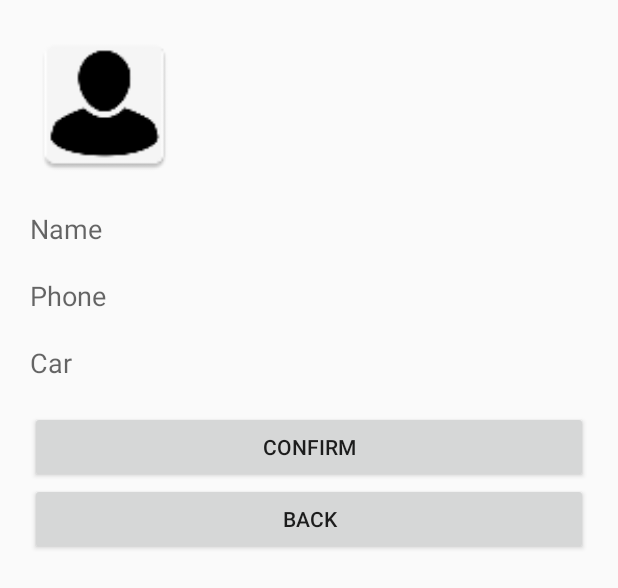
After one commit to margleb/Uber, an Android app: the layout activity_driver_settings.xml on its own in the app's theme, with its tools: preview values and no code run, on a phone screen of 412 x 824 dp. The commit adds this screen. Shown: the top 588 px of the screen. Run offline under Robolectric (Android 15) with nearby library versions, the phone set to English and light mode, and no system bars.

Commit message:
Save & Display Driver Information

```diff
--- a/app/src/main/AndroidManifest.xml
+++ b/app/src/main/AndroidManifest.xml
@@ -16,7 +16,8 @@
         android:roundIcon="@mipmap/ic_launcher_round"
         android:supportsRtl="true"
         android:theme="@style/AppTheme">
-        <activity android:name=".CustomerSettingsActivity"></activity>
+        <activity android:name=".DriverSettingsActivity"></activity>
+        <activity android:name=".CustomerSettingsActivity" />
         <activity android:name=".CustomerMapActivity" />
         <!--
              The API key for Google Maps-based APIs is defined as a string resource.
--- a/app/src/main/java/com/project/uber/DriverLoginActivity.java
+++ b/app/src/main/java/com/project/uber/DriverLoginActivity.java
@@ -65,8 +65,8 @@ public class DriverLoginActivity extends AppCompatActivity {
                             Toast.makeText(DriverLoginActivity.this, "Sing up error", Toast.LENGTH_SHORT).show();
                         } else {
                             String user_id = mAuth.getCurrentUser().getUid();
-                            DatabaseReference current_user_db = FirebaseDatabase.getInstance().getReference().child("Users").child("Drivers").child(user_id);
-                            current_user_db.setValue(true); // сохраняем пользователя (водителя) в базу
+                            DatabaseReference current_user_db = FirebaseDatabase.getInstance().getReference().child("Users").child("Drivers").child(user_id).child("name");
+                            current_user_db.setValue(email); // сохраняем пользователя (водителя) в базу
                         }
                     }
                 });
--- a/app/src/main/res/layout/activity_driver_map.xml
+++ b/app/src/main/res/layout/activity_driver_map.xml
@@ -10,6 +10,12 @@
         android:layout_width="wrap_content"
         android:layout_height="wrap_content"
         android:id="@+id/logout"/>
+    <Button
+        android:text="settings"
+        android:layout_width="wrap_content"
+        android:layout_height="wrap_content"
+        android:layout_gravity="end"
+        android:id="@+id/settings"/>
     <fragment
         android:id="@+id/map"
         android:name="com.google.android.gms.maps.SupportMapFragment"
--- /dev/null
+++ b/app/src/main/res/layout/activity_driver_settings.xml
@@ -0,0 +1,47 @@
+<?xml version="1.0" encoding="utf-8"?>
+<LinearLayout
+    android:layout_width="match_parent"
+    android:layout_height="match_parent"
+    android:orientation="vertical"
+    android:padding="20sp"
+    xmlns:android="http://schemas.android.com/apk/res/android">
+    <ImageView
+        android:layout_width="100sp"
+        android:layout_height="100sp"
+        android:id="@+id/profileImage"
+        android:src="@mipmap/ic_default_user"
+        android:layout_marginBottom="20sp"
+        />
+    <EditText
+        android:id="@+id/name"
+        android:layout_width="match_parent"
+        android:layout_height="wrap_content"
+        android:background="@null"
+        android:hint="Name"
+        android:layout_marginBottom="20sp" />
+    <EditText
+        android:id="@+id/phone"
+        android:layout_width="match_parent"
+        android:layout_height="wrap_content"
+        android:background="@null"
+        android:hint="Phone"
+        android:inputType="number"
+        android:layout_marginBottom="20sp" />
+    <EditText
+        android:id="@+id/car"
+        android:layout_width="match_parent"
+        android:layout_height="wrap_content"
+        android:background="@null"
+        android:hint="Car"
+        android:layout_marginBottom="20sp" />
+    <Button
+        android:layout_width="match_parent"
+        android:layout_height="wrap_content"
+        android:id="@+id/confirm"
+        android:text="confirm" />
+    <Button
+        android:layout_width="match_parent"
+        android:layout_height="wrap_content"
+        android:id="@+id/back"
+        android:text="back" />
+</LinearLayout>
```
Also changed, not shown: app/src/main/java/com/project/uber/CustomerMapActivity.java (+60 -7 lines), app/src/main/java/com/project/uber/DriverMapActivity.java (+12 -2 lines), app/src/main/java/com/project/uber/DriverSettingsActivity.java (added, +214 -0 lines), app/src/main/res/layout/activity_customer_map.xml (+54 -9 lines).
